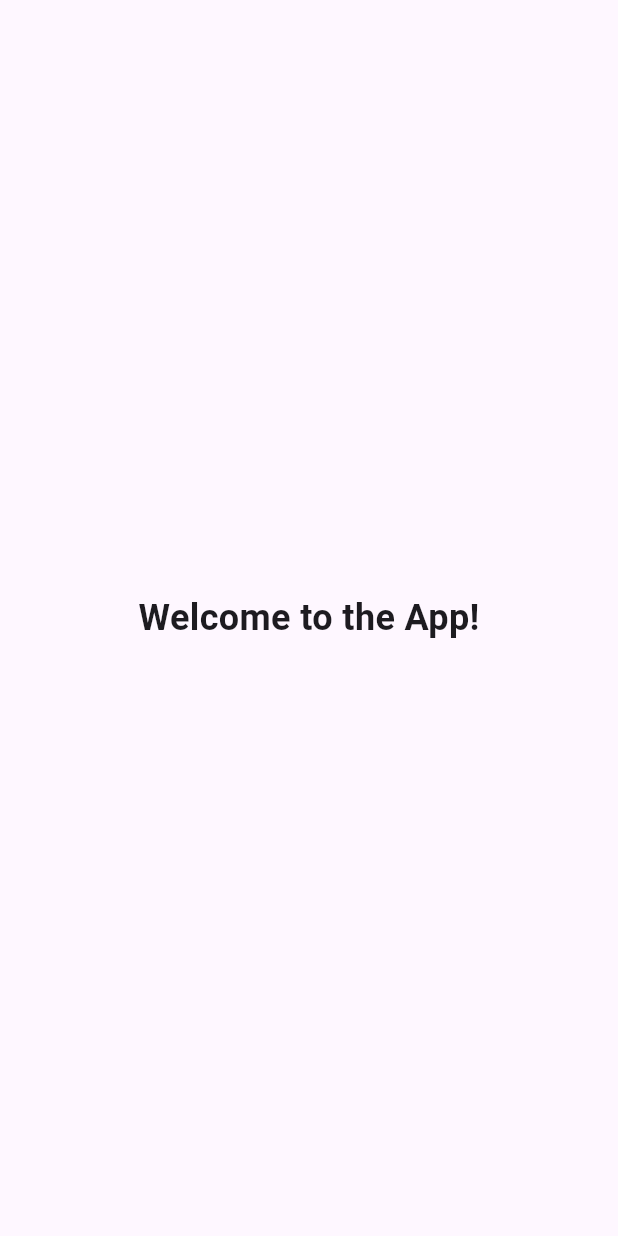
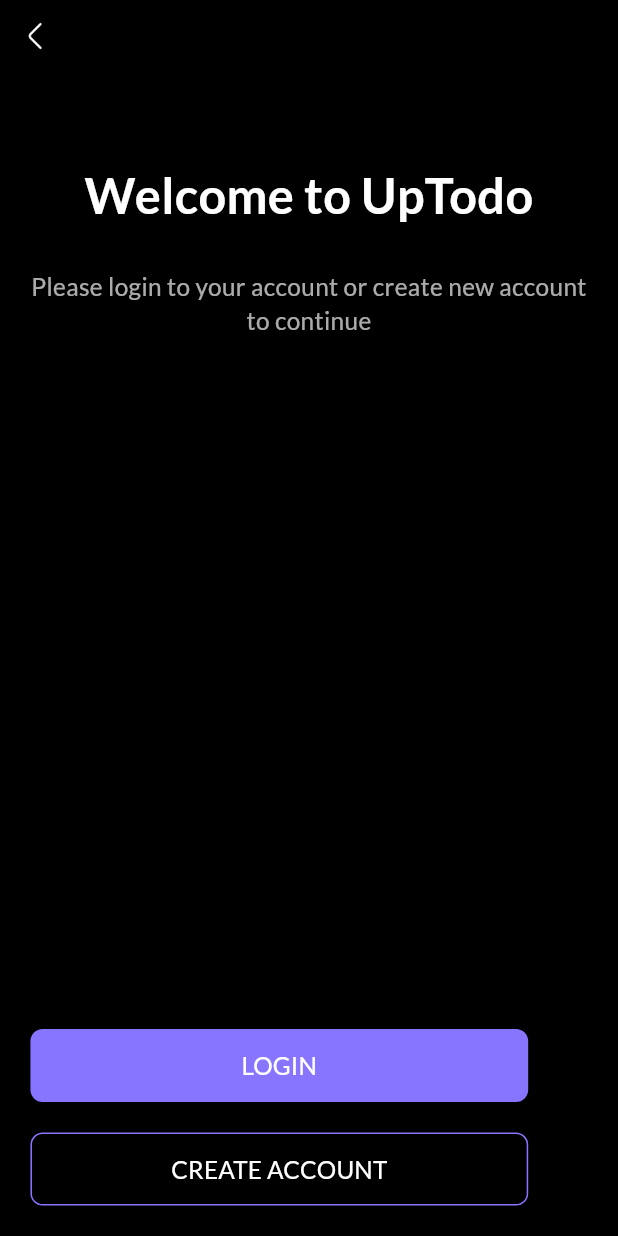
Before and after one commit to ducan2210/todo-app, a Flutter app: the screen it shows after launch, after a tap on "SKIP", on a phone screen of 412 x 824 dp. Run offline on Flutter 3.47's test engine with Material 3 defaults, Android fonts, the phone set to English and light mode, and no system bars; our stand-ins replace bloc, equatable, flutter_bloc, flutter_screenutil, shared_preferences.

Commit message:
init welcome screen + setting lang(en,vi)

```diff
--- /dev/null
+++ b/lib/blocs/language/language_bloc.dart
@@ -0,0 +1,13 @@
+import 'package:bloc/bloc.dart';
+import 'package:flutter/material.dart';
+
+import 'language_event.dart';
+import 'language_state.dart';
+
+class LanguageBloc extends Bloc<LanguageEvent, LanguageState> {
+  LanguageBloc() : super(const LanguageState(locale: Locale('en'))) {
+    on<ChangeLanguage>((event, emit) {
+      emit(LanguageState(locale: event.locale));
+    });
+  }
+}
--- /dev/null
+++ b/lib/blocs/language/language_event.dart
@@ -0,0 +1,18 @@
+import 'package:equatable/equatable.dart';
+import 'package:flutter/material.dart';
+
+abstract class LanguageEvent extends Equatable {
+  const LanguageEvent();
+
+  @override
+  List<Object?> get props => [];
+}
+
+class ChangeLanguage extends LanguageEvent {
+  final Locale locale;
+
+  const ChangeLanguage({required this.locale});
+
+  @override
+  List<Object?> get props => [locale];
+}
--- /dev/null
+++ b/lib/blocs/language/language_state.dart
@@ -0,0 +1,11 @@
+import 'package:flutter/material.dart';
+import 'package:equatable/equatable.dart';
+
+class LanguageState extends Equatable {
+  final Locale locale;
+
+  const LanguageState({required this.locale});
+
+  @override
+  List<Object?> get props => [locale];
+}
--- /dev/null
+++ b/lib/blocs/login/login_bloc.dart
@@ -0,0 +1,13 @@
+import 'package:bloc/bloc.dart';
+import 'package:meta/meta.dart';
+
+part 'login_event.dart';
+part 'login_state.dart';
+
+class LoginBloc extends Bloc<LoginEvent, LoginState> {
+  LoginBloc() : super(LoginInitial()) {
+    on<LoginEvent>((event, emit) {
+      // TODO: implement event handler
+    });
+  }
+}
--- /dev/null
+++ b/lib/blocs/login/login_event.dart
@@ -0,0 +1,4 @@
+part of 'login_bloc.dart';
+
+@immutable
+sealed class LoginEvent {}
--- /dev/null
+++ b/lib/blocs/login/login_state.dart
@@ -0,0 +1,6 @@
+part of 'login_bloc.dart';
+
+@immutable
+sealed class LoginState {}
+
+final class LoginInitial extends LoginState {}
--- /dev/null
+++ b/lib/constants/app_localizations.dart
@@ -0,0 +1,58 @@
+import 'package:flutter/material.dart';
+import 'package:flutter/services.dart';
+import 'dart:convert';
+
+class AppLocalizations {
+  final Locale locale;
+  late Map<String, dynamic> _localizedStrings;
+
+  AppLocalizations(this.locale);
+
+  static AppLocalizations of(BuildContext context) {
+    return Localizations.of<AppLocalizations>(context, AppLocalizations)!;
+  }
+
+  Future<void> load() async {
+    String jsonString = await rootBundle.loadString(
+      'assets/lang/${locale.languageCode}.json',
+    );
+    _localizedStrings = json.decode(jsonString);
+  }
+
+  String translate(String key) {
+    List<String> keys = key.split('.');
+    dynamic value = _localizedStrings;
+
+    for (var k in keys) {
+      if (value is Map<String, dynamic> && value.containsKey(k)) {
+        value = value[k];
+      } else {
+        return key;
+      }
+    }
+
+    return value.toString();
+  }
+
+  static const LocalizationsDelegate<AppLocalizations> delegate =
+      _AppLocalizationsDelegate();
+}
+
+class _AppLocalizationsDelegate
+    extends LocalizationsDelegate<AppLocalizations> {
+  const _AppLocalizationsDelegate();
+
+  @override
+  bool isSupported(Locale locale) => ['en', 'vi'].contains(locale.languageCode);
+
+  @override
+  Future<AppLocalizations> load(Locale locale) async {
+    AppLocalizations localizations = AppLocalizations(locale);
+    await localizations.load();
+    return localizations;
+  }
+
+  @override
+  bool shouldReload(covariant LocalizationsDelegate<AppLocalizations> old) =>
+      false;
+}
--- a/lib/main.dart
+++ b/lib/main.dart
@@ -1,6 +1,11 @@
 import 'package:flutter/material.dart';
 import 'package:flutter_screenutil/flutter_screenutil.dart';
+import 'package:todo_app/blocs/language/language_state.dart';
+import 'package:todo_app/constants/app_localizations.dart';
 import 'package:todo_app/screens/splash/splash_screen.dart';
+import 'package:flutter_localizations/flutter_localizations.dart';
+import 'blocs/language/language_bloc.dart';
+import 'package:flutter_bloc/flutter_bloc.dart';
 
 void main() {
   runApp(const MyApp());
@@ -9,19 +14,33 @@ void main() {
 class MyApp extends StatelessWidget {
   const MyApp({super.key});
 
-  // This widget is the root of your application.
   @override
   Widget build(BuildContext context) {
-    return ScreenUtilInit(
+    return MultiBlocProvider(
+      providers: [BlocProvider(create: (context) => LanguageBloc())],
+      child: ScreenUtilInit(
         designSize: const Size(375, 812),
         minTextAdapt: true,
         builder: (context, child) {
+          return BlocBuilder<LanguageBloc, LanguageState>(
+            builder: (context, state) {
               return MaterialApp(
+                locale: state.locale,
+                supportedLocales: const [Locale('en', ''), Locale('vi', '')],
+                localizationsDelegates: const [
+                  AppLocalizations.delegate,
+                  GlobalMaterialLocalizations.delegate,
+                  GlobalWidgetsLocalizations.delegate,
+                  GlobalCupertinoLocalizations.delegate,
+                ],
                 debugShowCheckedModeBanner: false,
                 theme: ThemeData(primarySwatch: Colors.blue),
                 home: SplashScreen(),
               );
             },
           );
+        },
+      ),
+    );
   }
 }
--- a/lib/screens/oneboading/widgets/onboarding_child_page.dart
+++ b/lib/screens/oneboading/widgets/onboarding_child_page.dart
@@ -2,6 +2,7 @@ import 'package:flutter/material.dart';
 import 'package:flutter_screenutil/flutter_screenutil.dart';
 import 'package:todo_app/configs/app_color_config.dart';
 import 'package:todo_app/utils/enums/onboarding_page_position_enum.dart';
+import 'package:todo_app/widgets/custom_text_widget.dart';
 
 class OnboardingChildPage extends StatelessWidget {
   final OnboardingPagePosition onboardingPagePosition;
@@ -44,13 +45,11 @@ class OnboardingChildPage extends StatelessWidget {
       alignment: AlignmentDirectional.centerStart,
       child: TextButton(
         onPressed: skipOnPressed,
-        child: Text(
-          "SKIP",
-          style: TextStyle(
+        child: CustomTextWidget(
+          text: "boQua",
+          isUpperCase: true,
           fontSize: 16.sp,
           color: AppColorConfig.gray,
-            fontFamily: 'Lato',
-          ),
         ),
       ),
     );
@@ -150,13 +149,11 @@ class OnboardingChildPage extends StatelessWidget {
             onPressed: () {
               backOnPressed?.call();
             },
-            child: Text(
-              "BACK",
-              style: TextStyle(
+            child: CustomTextWidget(
+              text: "quayLai",
               fontSize: 16.sp,
+              isUpperCase: true,
               color: AppColorConfig.gray,
-                fontFamily: 'Lato',
-              ),
             ),
           ),
           ElevatedButton(
@@ -170,15 +167,12 @@ class OnboardingChildPage extends StatelessWidget {
               ),
               padding: EdgeInsets.symmetric(horizontal: 24.sp, vertical: 12.sp),
             ),
-            child: Text(
-              onboardingPagePosition == OnboardingPagePosition.page3
-                  ? "GET STARTED"
-                  : "NEXT",
-              style: TextStyle(
+            child: CustomTextWidget(
+              text: onboardingPagePosition == OnboardingPagePosition.page3
+                  ? "batDau"
+                  : "tiepTheo",
               fontSize: 16.sp,
-                fontFamily: 'Lato',
               color: AppColorConfig.white,
-              ),
             ),
           ),
         ],
--- a/lib/screens/oneboading/widgets/oneboarding_page_view.dart
+++ b/lib/screens/oneboading/widgets/oneboarding_page_view.dart
@@ -63,7 +63,9 @@ class _OnboardingPageViewState extends State<OnboardingPageView> {
   void _goToWelcomeScreen() {
     Navigator.push(
       context,
-      MaterialPageRoute(builder: (context) => const WelcomeScreen()),
+      MaterialPageRoute(
+        builder: (context) => const WelcomeScreen(isFirstTimeStartApp: true),
+      ),
     );
   }
 
--- a/lib/screens/splash/splash_screen.dart
+++ b/lib/screens/splash/splash_screen.dart
@@ -16,7 +16,7 @@ class SplashScreen extends StatelessWidget {
           context,
           MaterialPageRoute(
             builder: (context) {
-              return const WelcomeScreen();
+              return const WelcomeScreen(isFirstTimeStartApp: false);
             },
           ),
         );
--- a/lib/screens/welcome/welcome_screen.dart
+++ b/lib/screens/welcome/welcome_screen.dart
@@ -1,17 +1,126 @@
 import 'package:flutter/material.dart';
+import 'package:flutter_screenutil/flutter_screenutil.dart';
+import 'package:todo_app/configs/app_color_config.dart';
+import 'package:todo_app/widgets/back_screen_button_widget.dart';
+import 'package:todo_app/widgets/custom_text_widget.dart';
 
 class WelcomeScreen extends StatelessWidget {
-  const WelcomeScreen({super.key});
+  final bool isFirstTimeStartApp;
+  const WelcomeScreen({super.key, required this.isFirstTimeStartApp});
 
   @override
   Widget build(BuildContext context) {
     return Scaffold(
-      body: Center(
-        child: Text(
-          'Welcome to the App!',
-          style: TextStyle(fontSize: 24, fontWeight: FontWeight.bold),
+      backgroundColor: AppColorConfig.backgroundColor,
+      body: SafeArea(
+        child: Column(
+          mainAxisAlignment: MainAxisAlignment.start,
+          crossAxisAlignment: CrossAxisAlignment.start,
+          children: [
+            isFirstTimeStartApp
+                ? BackScreenButtonWidget()
+                : SizedBox(height: 0.sp),
+            _buildTitleAndContent(),
+            Spacer(),
+            _buildLoginButton(),
+            _buildCreateAccountButton(),
+            // _buildChangeLangButton(context),
+          ],
         ),
       ),
     );
   }
+
+  Widget _buildTitleAndContent() {
+    return Container(
+      margin: EdgeInsets.symmetric(horizontal: 20.sp),
+      child: Column(
+        mainAxisAlignment: MainAxisAlignment.start,
+        children: [
+          SizedBox(height: 58.sp),
+          CustomTextWidget(
+            text: 'chaoMungDenVoiUpTodo',
+            fontSize: 32.sp,
+            fontFamily: 'Lato',
+            fontWeight: FontWeight.bold,
+            textAlign: TextAlign.center,
+          ),
+          SizedBox(height: 26.sp),
+          CustomTextWidget(
+            text: 'dangNhapDeTiepTuc',
+            fontSize: 16.sp,
+            color: AppColorConfig.white.withValues(alpha: 0.67),
+            textAlign: TextAlign.center,
+          ),
+        ],
+      ),
+    );
+  }
+
+  Widget _buildLoginButton() {
+    return Container(
+      margin: EdgeInsets.symmetric(horizontal: 20.sp),
+      height: 48.sp,
+      width: 327.sp,
+      child: ElevatedButton(
+        style: ElevatedButton.styleFrom(
+          backgroundColor: AppColorConfig.accentColor,
+          shape: RoundedRectangleBorder(
+            borderRadius: BorderRadius.circular(8.sp),
+          ),
+        ),
+        onPressed: () {},
+        child: CustomTextWidget(
+          text: 'dangNhap',
+          fontSize: 16.sp,
+          isUpperCase: true,
+          color: AppColorConfig.white,
+        ),
+      ),
+    );
+  }
+
+  Widget _buildCreateAccountButton() {
+    return Container(
+      margin: EdgeInsets.all(20.sp),
+      height: 48.sp,
+      width: 327.sp,
+      child: OutlinedButton(
+        onPressed: () {},
+        style: OutlinedButton.styleFrom(
+          side: BorderSide(color: AppColorConfig.accentColor, width: 1.sp),
+          shape: RoundedRectangleBorder(
+            borderRadius: BorderRadius.circular(8.sp),
+          ),
+        ),
+        child: CustomTextWidget(
+          text: 'taoTaiKhoan',
+          fontSize: 16.sp,
+          color: AppColorConfig.white,
+          isUpperCase: true,
+        ),
+      ),
+    );
+  }
+
+  // Widget _buildChangeLangButton(BuildContext context) {
+  //   return Container(
+  //     margin: EdgeInsets.all(20.sp),
+  //     height: 48.sp,
+  //     width: 327.sp,
+  //     child: OutlinedButton(
+  //       onPressed: () {
+  //         context.read<LanguageBloc>().add(
+  //           const ChangeLanguage(locale: Locale('en')),
+  //         );
+  //       },
+  //       child: CustomTextWidget(
+  //         text: 'changeLanguage',
+  //         fontSize: 16.sp,
+  //         color: AppColorConfig.white,
+  //         isUpperCase: true,
+  //       ),
+  //     ),
+  //   );
+  // }
 }
--- /dev/null
+++ b/lib/widgets/back_screen_button_widget.dart
@@ -0,0 +1,22 @@
+import 'package:flutter/material.dart';
+import 'package:todo_app/configs/app_color_config.dart';
+import 'package:flutter_screenutil/flutter_screenutil.dart';
+
+class BackScreenButtonWidget extends StatelessWidget {
+  const BackScreenButtonWidget({super.key});
+
+  @override
+  Widget build(BuildContext context) {
+    return IconButton(
+      icon: Image.asset(
+        "assets/images/arrow_left_icon.png",
+        height: 24.sp,
+        width: 24.sp,
+        color: AppColorConfig.white,
+      ),
+      onPressed: () {
+        Navigator.pop(context);
+      },
+    );
+  }
+}
--- /dev/null
+++ b/lib/widgets/custom_text_widget.dart
@@ -0,0 +1,58 @@
+import 'package:flutter/material.dart';
+import 'package:todo_app/configs/app_color_config.dart';
+import 'package:todo_app/constants/app_localizations.dart';
+
+class CustomTextWidget extends StatefulWidget {
+  final String text;
+  final TextStyle? style;
+  final int? maxLines;
+  final FontWeight? fontWeight;
+  final double? fontSize;
+  final TextAlign? textAlign;
+  final TextOverflow? overflow;
+  final Color? color;
+  final String? fontFamily;
+  final bool isUpperCase;
+
+  const CustomTextWidget({
+    required this.text,
+    super.key,
+    this.style,
+    this.maxLines,
+    this.textAlign = TextAlign.center,
+    this.overflow,
+    this.isUpperCase = false,
+    this.fontWeight = FontWeight.normal,
+    this.fontSize = 14,
+    this.color = AppColorConfig.white,
+    this.fontFamily = 'Lato',
+  });
+
+  @override
+  _CustomTextWidgetState createState() => _CustomTextWidgetState();
+}
+
+class _CustomTextWidgetState extends State<CustomTextWidget> {
+  @override
+  Widget build(BuildContext context) {
+    String translatedText = AppLocalizations.of(context).translate(widget.text);
+
+    // Nếu `isUpperCase` là `true`, thì chuyển thành chữ in hoa
+    if (widget.isUpperCase) {
+      translatedText = translatedText.toUpperCase();
+    }
+
+    return Text(
+      translatedText,
+      style: TextStyle(
+        fontSize: widget.fontSize,
+        fontWeight: widget.fontWeight,
+        color: widget.color,
+        fontFamily: widget.fontFamily,
+      ),
+      maxLines: widget.maxLines,
+      textAlign: widget.textAlign,
+      overflow: widget.overflow,
+    );
+  }
+}
```
Also changed, not shown: assets/lang/en.json (added, +10 -0 lines), assets/lang/vi.json (added, +10 -0 lines), pubspec.yaml (+6 -1 lines), assets/images/2x/arrow_left_icon.png (added), assets/images/3x/arrow_left_icon.png (added), assets/images/arrow_left_icon.png (added), pubspec.lock. Lines whose indentation alone changed are shown as unchanged.
